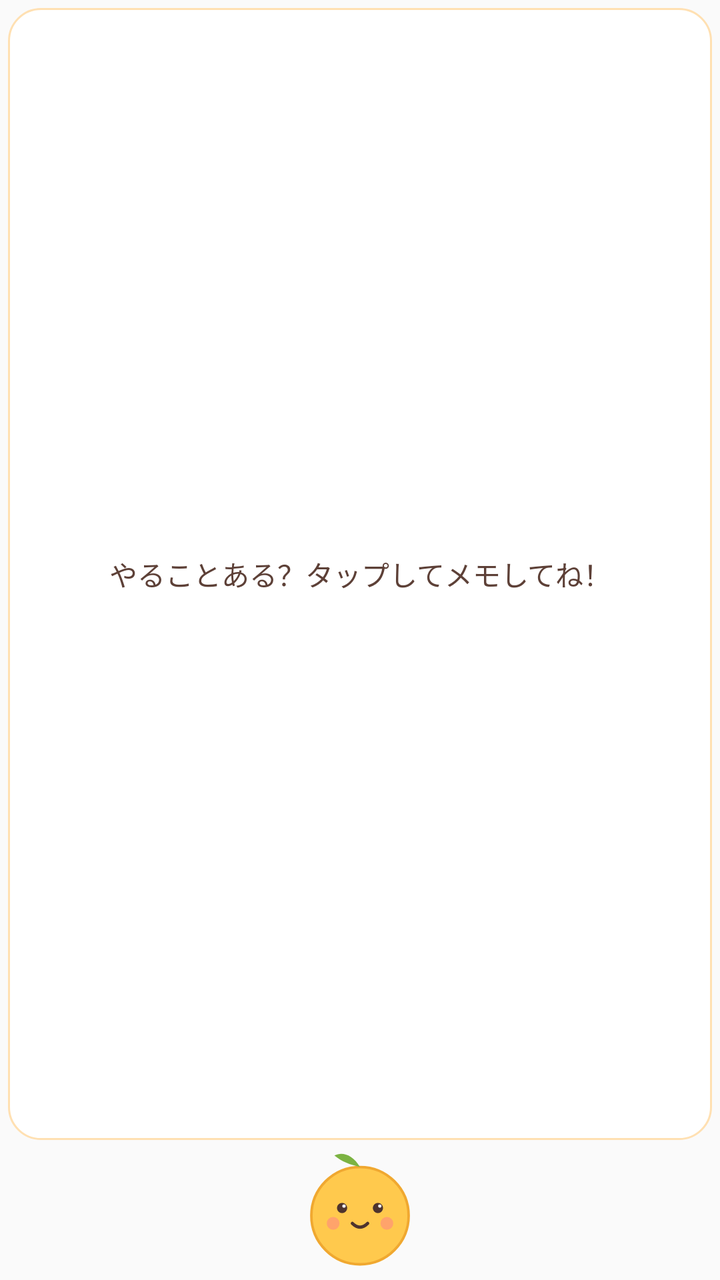
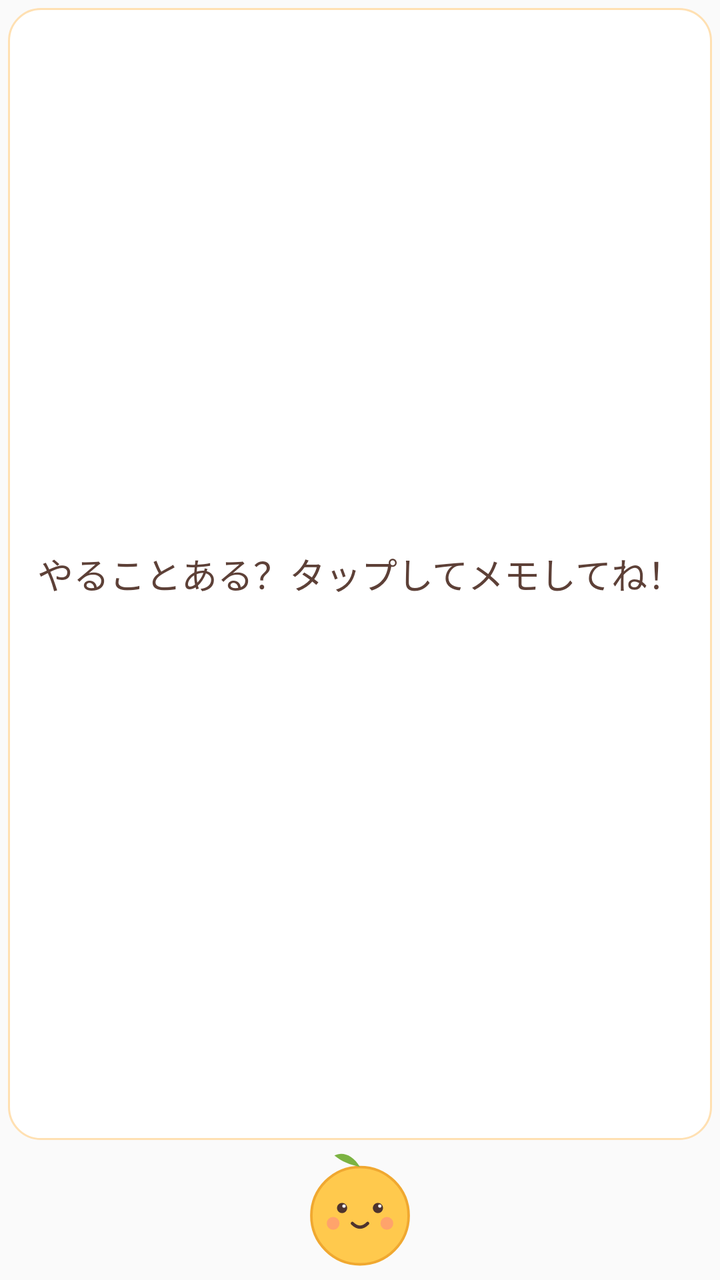

The first picture is an Android layout as it rendered before a commit; the second is the same layout after the commit. The layout source and the unified diff follow.
<!-- AndroidManifest.xml: application theme Theme.RemindsCharacters -->
<!-- res/layout/widget_character.xml -->
<?xml version="1.0" encoding="utf-8"?>
<LinearLayout xmlns:android="http://schemas.android.com/apk/res/android"
    android:id="@+id/widget_root"
    android:layout_width="match_parent"
    android:layout_height="match_parent"
    android:orientation="vertical"
    android:gravity="center_horizontal"
    android:padding="4dp">

    <TextView
        android:id="@+id/widget_bubble"
        android:layout_width="match_parent"
        android:layout_height="0dp"
        android:layout_weight="1"
        android:background="@drawable/bg_bubble"
        android:paddingHorizontal="12dp"
        android:paddingVertical="8dp"
        android:gravity="center"
        android:textSize="14sp"
        android:textColor="#5D4037"
        android:text="@string/widget_empty" />

    <ImageView
        android:id="@+id/widget_mascot"
        android:layout_width="64dp"
        android:layout_height="64dp"
        android:layout_marginTop="2dp"
        android:src="@drawable/mascot"
        android:contentDescription="@string/character_name" />

</LinearLayout>
<!-- resources referenced by this layout -->
<resources>
  <!-- drawable bg_bubble (drawable) -->
  <?xml version="1.0" encoding="utf-8"?>
  <shape xmlns:android="http://schemas.android.com/apk/res/android" android:shape="rectangle">
      <solid android:color="#F2FFFFFF" />
      <corners android:radius="16dp" />
      <stroke android:width="1dp" android:color="#FFE0B2" />
  </shape>
  <!-- drawable mascot (drawable) -->
  <?xml version="1.0" encoding="utf-8"?>
  <vector xmlns:android="http://schemas.android.com/apk/res/android"
      android:width="100dp"
      android:height="100dp"
      android:viewportWidth="100"
      android:viewportHeight="100">
      
      <path
          android:fillColor="#FFC94D"
          android:pathData="M50,56m-38,0a38,38 0,1 1,76 0a38,38 0,1 1,-76 0"/>
      <path
          android:fillColor="#00000000"
          android:strokeColor="#F0A830"
          android:strokeWidth="2"
          android:pathData="M50,56m-38,0a38,38 0,1 1,76 0a38,38 0,1 1,-76 0"/>
      
      <path
          android:fillColor="#7CB342"
          android:pathData="M50,18 C44,8 36,6 30,9 C36,14 42,16 50,18 Z"/>
      
      <path
          android:fillColor="#4E342E"
          android:pathData="M36,50m-4,0a4,4 0,1 1,8 0a4,4 0,1 1,-8 0"/>
      <path
          android:fillColor="#4E342E"
          android:pathData="M64,50m-4,0a4,4 0,1 1,8 0a4,4 0,1 1,-8 0"/>
      
      <path
          android:fillColor="#FFFFFF"
          android:pathData="M37.5,48.5m-1.3,0a1.3,1.3 0,1 1,2.6 0a1.3,1.3 0,1 1,-2.6 0"/>
      <path
          android:fillColor="#FFFFFF"
          android:pathData="M65.5,48.5m-1.3,0a1.3,1.3 0,1 1,2.6 0a1.3,1.3 0,1 1,-2.6 0"/>
      
      <path
          android:fillColor="#99FF8A80"
          android:pathData="M29,62m-5,0a5,5 0,1 1,10 0a5,5 0,1 1,-10 0"/>
      <path
          android:fillColor="#99FF8A80"
          android:pathData="M71,62m-5,0a5,5 0,1 1,10 0a5,5 0,1 1,-10 0"/>
      
      <path
          android:fillColor="#00000000"
          android:strokeColor="#4E342E"
          android:strokeWidth="2.5"
          android:strokeLineCap="round"
          android:pathData="M44,62 Q50,68 56,62"/>
  </vector>
  <string name="character_name">リマ</string>
  <string name="widget_empty">やることある？タップしてメモしてね！</string>
  <style name="Theme.RemindsCharacters" parent="android:Theme.Material.Light.NoActionBar">
          <item name="android:statusBarColor">@android:color/transparent</item>
          <item name="android:windowLightStatusBar">true</item>
      </style>
</resources>

<!-- the commit's change to res/layout/widget_character.xml (unified diff, before → after) -->
@@ -16,7 +16,9 @@
         android:paddingHorizontal="12dp"
         android:paddingVertical="8dp"
         android:gravity="center"
-        android:textSize="14sp"
+        android:autoSizeTextType="uniform"
+        android:autoSizeMinTextSize="11sp"
+        android:autoSizeMaxTextSize="18sp"
         android:textColor="#5D4037"
         android:text="@string/widget_empty" />
 
